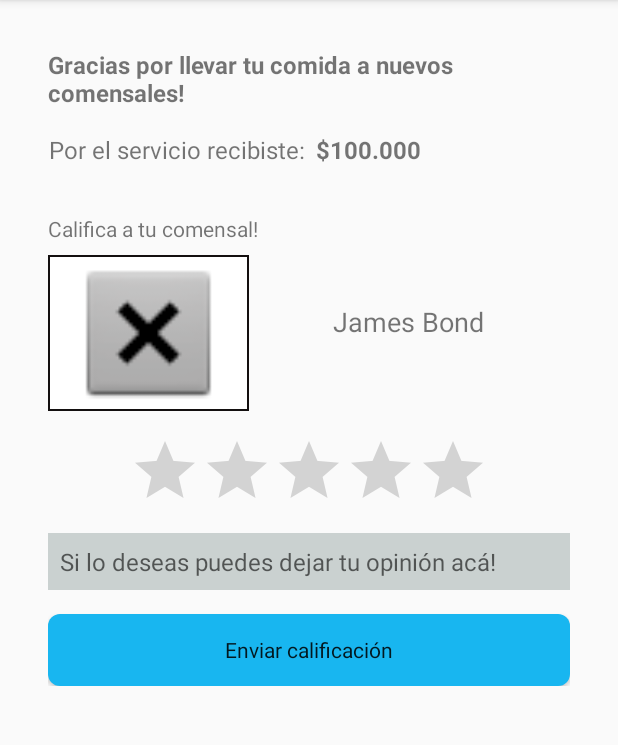
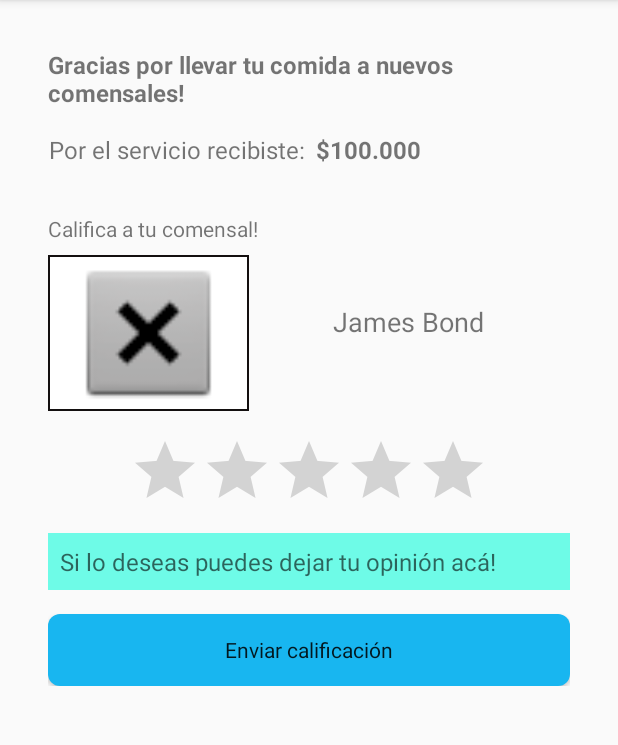
Before and after one commit to compumovil1930/WheresMyCar, an Android app: the TerminadoChefActivity screen opened directly, with no data from a screen before it, on a phone screen of 412 x 824 dp, the part 84-829 px from its top. Run offline under Robolectric (Android 15) with nearby library versions, the phone set to English and light mode, and no system bars; Roboto replaces fonts that are not available here.

Commit message:
Correcion vista HistoryService

```diff
--- a/app/src/main/res/values/colors.xml
+++ b/app/src/main/res/values/colors.xml
@@ -1,7 +1,7 @@
 <?xml version="1.0" encoding="utf-8"?>
 <resources>
     <color name="colorPrimary">#18B6F0</color>
-    <color name="colorPrimaryDark">#CAD1D0</color>
+    <color name="colorPrimaryDark">#C747FCE2</color>
     <color name="colorAccent">#D81B60</color>
     <color name="red">#ff0000</color>
 </resources>
```
